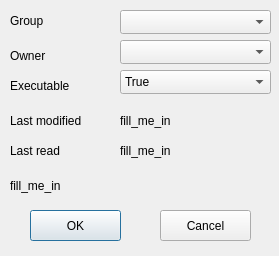
Before: the Qt Designer form src/qproperties/qproperties.ui in fluxer/bfp, drawn with Qt 5.
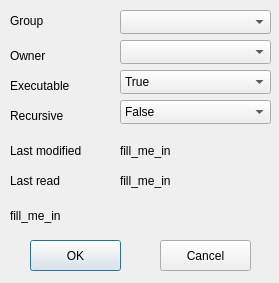
After: the same form once the commit is applied. Icons and pictures are not drawn.

Commit message: implemented list_all(); almost finished qproperties

```diff
--- a/src/qproperties/qproperties.ui
+++ b/src/qproperties/qproperties.ui
@@ -7,7 +7,7 @@
     <x>0</x>
     <y>0</y>
     <width>279</width>
-    <height>256</height>
+    <height>283</height>
    </rect>
   </property>
   <property name="sizePolicy">
@@ -19,13 +19,13 @@
   <property name="minimumSize">
    <size>
     <width>279</width>
-    <height>256</height>
+    <height>283</height>
    </size>
   </property>
   <property name="maximumSize">
    <size>
     <width>279</width>
-    <height>256</height>
+    <height>283</height>
    </size>
   </property>
   <property name="windowTitle">
@@ -85,7 +85,7 @@
    <property name="geometry">
     <rect>
      <x>10</x>
-     <y>110</y>
+     <y>140</y>
      <width>101</width>
      <height>21</height>
     </rect>
@@ -98,7 +98,7 @@
    <property name="geometry">
     <rect>
      <x>10</x>
-     <y>140</y>
+     <y>170</y>
      <width>101</width>
      <height>21</height>
     </rect>
@@ -111,7 +111,7 @@
    <property name="geometry">
     <rect>
      <x>120</x>
-     <y>140</y>
+     <y>170</y>
      <width>151</width>
      <height>21</height>
     </rect>
@@ -124,7 +124,7 @@
    <property name="geometry">
     <rect>
      <x>120</x>
-     <y>110</y>
+     <y>140</y>
      <width>151</width>
      <height>21</height>
     </rect>
@@ -170,7 +170,7 @@
    <property name="geometry">
     <rect>
      <x>10</x>
-     <y>170</y>
+     <y>200</y>
      <width>261</width>
      <height>31</height>
     </rect>
@@ -183,7 +183,7 @@
    <property name="geometry">
     <rect>
      <x>30</x>
-     <y>210</y>
+     <y>240</y>
      <width>91</width>
      <height>31</height>
     </rect>
@@ -200,7 +200,7 @@
    <property name="geometry">
     <rect>
      <x>160</x>
-     <y>210</y>
+     <y>240</y>
      <width>91</width>
      <height>31</height>
     </rect>
@@ -213,6 +213,39 @@
      <normaloff>:/usr/share/qresources/resources/editdelete.svg</normaloff>:/usr/share/qresources/resources/editdelete.svg</iconset>
    </property>
   </widget>
+  <widget class="QLabel" name="label_8">
+   <property name="geometry">
+    <rect>
+     <x>10</x>
+     <y>100</y>
+     <width>101</width>
+     <height>31</height>
+    </rect>
+   </property>
+   <property name="text">
+    <string>Recursive</string>
+   </property>
+  </widget>
+  <widget class="QComboBox" name="recursiveBox">
+   <property name="geometry">
+    <rect>
+     <x>120</x>
+     <y>100</y>
+     <width>151</width>
+     <height>24</height>
+    </rect>
+   </property>
+   <item>
+    <property name="text">
+     <string>False</string>
+    </property>
+   </item>
+   <item>
+    <property name="text">
+     <string>True</string>
+    </property>
+   </item>
+  </widget>
  </widget>
  <resources>
   <include location="../qresources/libqresources.qrc"/>
```
The commit also changes 3 other files.
